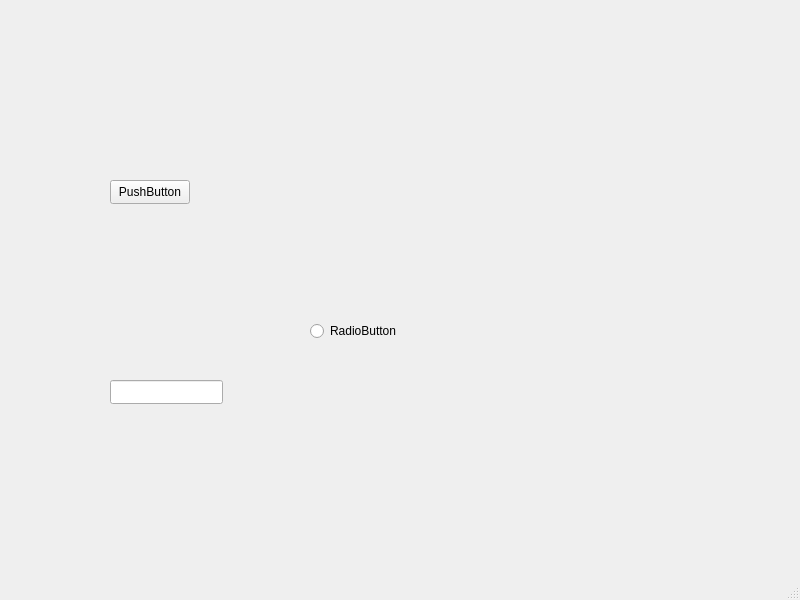
Before: the Qt Designer form FINAL_PROJECT/cs3a_final_project/mainwindow.ui in spaceface102/CS3A, drawn with Qt 5.
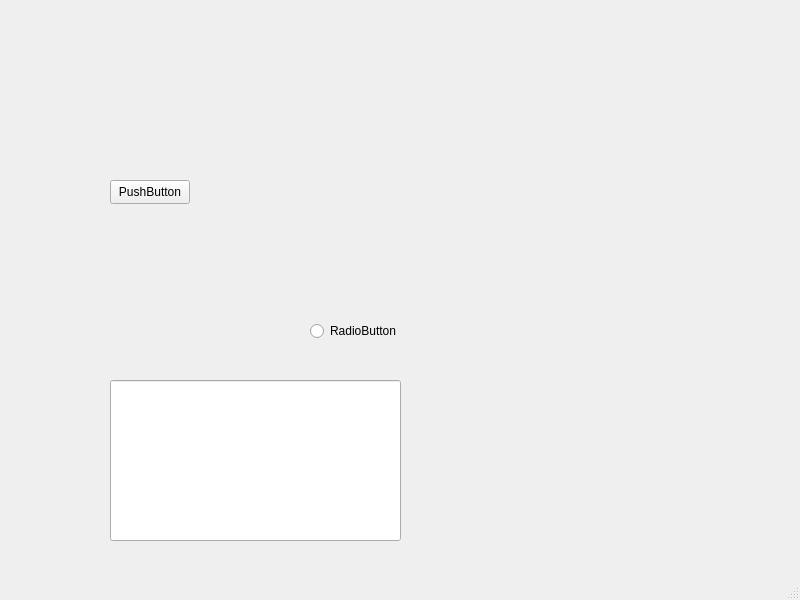
After: the same form once the commit is applied.

The edit to the form file:
```diff
--- a/FINAL_PROJECT/cs3a_final_project/mainwindow.ui
+++ b/FINAL_PROJECT/cs3a_final_project/mainwindow.ui
@@ -45,8 +45,8 @@
      <rect>
       <x>110</x>
       <y>380</y>
-      <width>113</width>
-      <height>24</height>
+      <width>291</width>
+      <height>161</height>
      </rect>
     </property>
    </widget>
```
